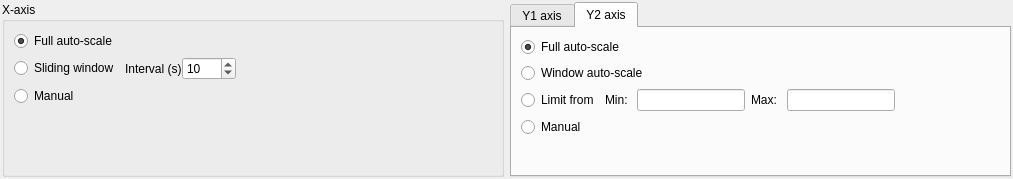
ModbusScope/ModbusScope, file src/customwidgets/scaledock.ui: the form before one commit.
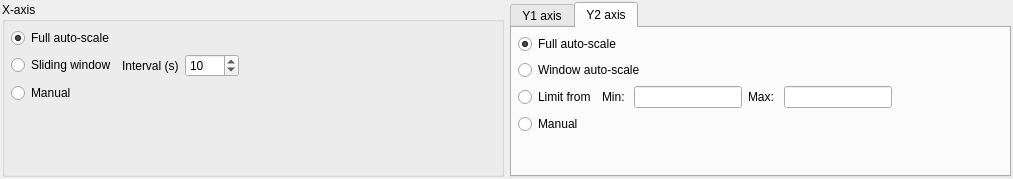
The form after the commit. The open tabs and pages were chosen to show the change.

Commit message: Tweak UI of scale dock

```diff
--- a/src/customwidgets/scaledock.ui
+++ b/src/customwidgets/scaledock.ui
@@ -50,6 +50,18 @@
       <property name="sizeConstraint">
        <enum>QLayout::SetMinimumSize</enum>
       </property>
+      <property name="leftMargin">
+       <number>6</number>
+      </property>
+      <property name="topMargin">
+       <number>6</number>
+      </property>
+      <property name="rightMargin">
+       <number>6</number>
+      </property>
+      <property name="bottomMargin">
+       <number>6</number>
+      </property>
       <item>
        <layout class="QVBoxLayout" name="verticalLayout_9">
         <property name="sizeConstraint">
@@ -81,25 +93,19 @@
            </widget>
           </item>
           <item>
-           <layout class="QFormLayout" name="formLayout_4">
+           <layout class="QGridLayout" name="gridLayout">
             <property name="sizeConstraint">
              <enum>QLayout::SetMinimumSize</enum>
             </property>
-            <property name="formAlignment">
-             <set>Qt::AlignLeading|Qt::AlignLeft|Qt::AlignVCenter</set>
-            </property>
-            <property name="horizontalSpacing">
-             <number>0</number>
-            </property>
-            <property name="verticalSpacing">
-             <number>0</number>
-            </property>
             <property name="leftMargin">
              <number>6</number>
             </property>
             <property name="bottomMargin">
              <number>0</number>
             </property>
+            <property name="spacing">
+             <number>6</number>
+            </property>
             <item row="0" column="0">
              <widget class="QLabel" name="label_16">
               <property name="text">
@@ -173,7 +179,7 @@
         <property name="sizeHint" stdset="0">
          <size>
           <width>40</width>
-          <height>20</height>
+          <height>0</height>
          </size>
         </property>
        </spacer>
@@ -324,7 +330,19 @@
       <attribute name="title">
        <string>Y2 axis</string>
       </attribute>
-      <layout class="QHBoxLayout" name="horizontalLayout_20">
+      <layout class="QHBoxLayout" name="horizontalLayout_20" stretch="0,0">
+       <property name="leftMargin">
+        <number>6</number>
+       </property>
+       <property name="topMargin">
+        <number>6</number>
+       </property>
+       <property name="rightMargin">
+        <number>6</number>
+       </property>
+       <property name="bottomMargin">
+        <number>6</number>
+       </property>
        <item>
         <layout class="QVBoxLayout" name="verticalLayout_11">
          <property name="sizeConstraint">
@@ -412,7 +430,7 @@
            </property>
            <property name="sizeHint" stdset="0">
             <size>
-             <width>20</width>
+             <width>0</width>
              <height>0</height>
             </size>
            </property>
@@ -428,7 +446,7 @@
          <property name="sizeHint" stdset="0">
           <size>
            <width>40</width>
-           <height>20</height>
+           <height>0</height>
           </size>
          </property>
         </spacer>
```
Left out of the diff: 14 changed lines with no effect on the pictures.
